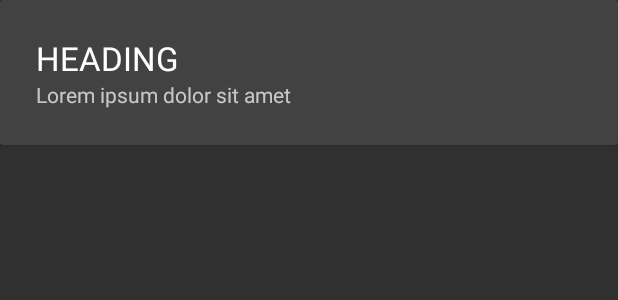
After one commit to fakrypermana/Magnant, an Android app: the layout item_list_emergency.xml on its own in the app's theme, with its tools: preview values and no code run, on a phone screen of 412 x 824 dp. The commit adds this screen. Shown: the top 300 px of the screen. Run offline under Robolectric (Android 15) with nearby library versions, the phone set to English and light mode, and no system bars.

Commit message:
add item emergency xml

```diff
--- /dev/null
+++ b/app/src/main/res/layout/item_list_emergency.xml
@@ -0,0 +1,33 @@
+<?xml version="1.0" encoding="utf-8"?>
+<android.support.constraint.ConstraintLayout
+    xmlns:android="http://schemas.android.com/apk/res/android" android:layout_width="match_parent"
+    android:layout_height="match_parent">
+
+    <android.support.v7.widget.CardView
+        android:layout_width="match_parent"
+        android:layout_height="wrap_content">
+
+        <android.support.v7.widget.LinearLayoutCompat
+            android:layout_width="match_parent"
+            android:layout_height="wrap_content"
+            android:orientation="vertical"
+            android:padding="24dp">
+
+            <android.support.v7.widget.AppCompatTextView
+                android:id="@+id/textViewHead"
+                android:layout_width="match_parent"
+                android:layout_height="wrap_content"
+                android:text="HEADING"
+                android:textAppearance="@style/Base.TextAppearance.AppCompat.Large"
+                />
+
+            <android.support.v7.widget.AppCompatTextView
+                android:id="@+id/textViewDesc"
+                android:layout_width="match_parent"
+                android:layout_height="wrap_content"
+                android:text="Lorem ipsum dolor sit amet"/>
+        </android.support.v7.widget.LinearLayoutCompat>
+
+    </android.support.v7.widget.CardView>
+
+</android.support.constraint.ConstraintLayout>
```
Also changed, not shown: app/src/main/res/layout/fragment_emergency.xml (+34 -0 lines).
